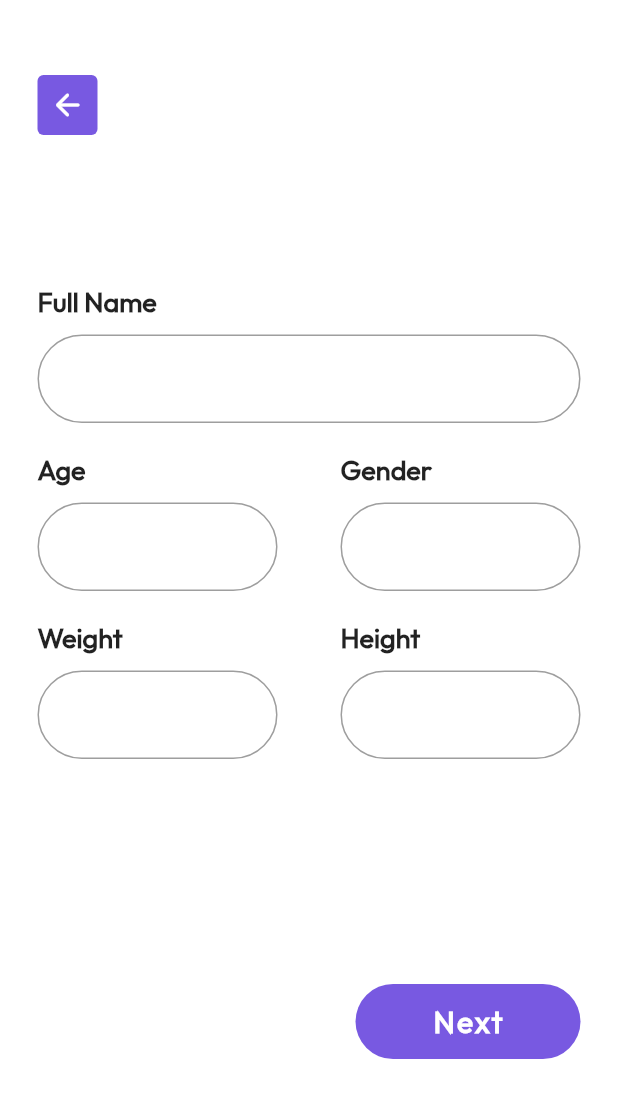
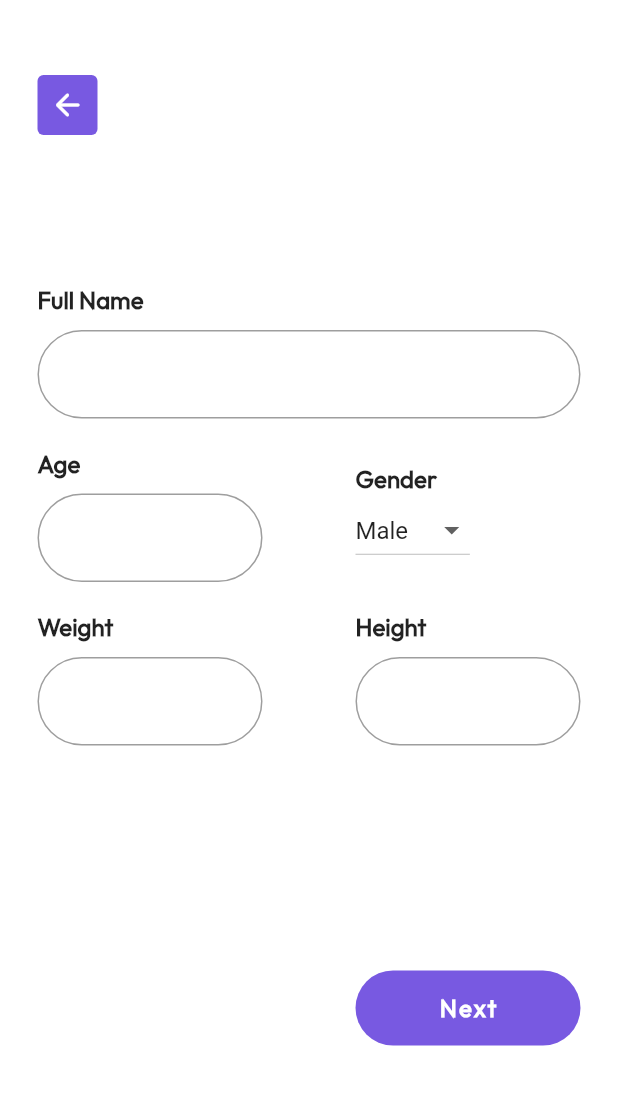
Before and after one commit to bibashmgr/fitt_client, a Flutter app: the screen it shows after launch, swiped to page 3, on a phone screen of 412 x 824 dp. Shown: the top 1098 px of the screen. Run offline on Flutter 3.47's test engine with Material 2 defaults, Android fonts, the phone set to English and light mode, and no system bars.

Commit message:
fix: change font-size

```diff
--- a/lib/components/custom_text_field.dart
+++ b/lib/components/custom_text_field.dart
@@ -3,28 +3,33 @@ import 'package:flutter/material.dart';
 // constants
 import 'package:fitt_client/constants/colors.dart';
 
-class CustomTextField extends StatelessWidget {
+class CustomTextField extends StatefulWidget {
   final String labelName;
 
   const CustomTextField({Key? key, required this.labelName}) : super(key: key);
 
+  @override
+  State<CustomTextField> createState() => _CustomTextFieldState();
+}
+
+class _CustomTextFieldState extends State<CustomTextField> {
   @override
   Widget build(BuildContext context) {
     return Column(
       crossAxisAlignment: CrossAxisAlignment.start,
       children: <Widget>[
         Text(
-          labelName,
+          '${widget.labelName} ',
           style: const TextStyle(
             fontFamily: 'Outfit',
-            fontSize: 18.0,
+            fontSize: 16.0,
             fontWeight: FontWeight.w600,
           ),
         ),
         const SizedBox(
           height: 10,
         ),
-        TextField(
+        TextFormField(
           cursorColor: kDarkColor,
           decoration: InputDecoration(
             border: OutlineInputBorder(
--- a/lib/screens/finish_screen/finish.dart
+++ b/lib/screens/finish_screen/finish.dart
@@ -47,10 +47,10 @@ class Finish extends StatelessWidget {
                   height: 250.0,
                 ),
                 const Text(
-                  'Bibash Thapa Magar, your workout plan is ready',
+                  'Bibash Thapa Magar, your workout plan is ready.',
                   style: TextStyle(
                     fontFamily: 'Outfit',
-                    fontSize: 20.0,
+                    fontSize: 18.0,
                     fontWeight: FontWeight.bold,
                     color: kDarkColor,
                   ),
@@ -82,7 +82,7 @@ class Finish extends StatelessWidget {
                         "Get My Plan",
                         style: TextStyle(
                           fontFamily: 'Outfit',
-                          fontSize: 20.0,
+                          fontSize: 16.0,
                           fontWeight: FontWeight.bold,
                           letterSpacing: 1.5,
                         ),
--- a/lib/screens/starting_screen/components/info.dart
+++ b/lib/screens/starting_screen/components/info.dart
@@ -6,10 +6,19 @@ import 'package:fitt_client/constants/colors.dart';
 // components
 import 'package:fitt_client/components/custom_text_field.dart';
 
-class Info extends StatelessWidget {
+class Info extends StatefulWidget {
   final PageController pageController;
 
   const Info({Key? key, required this.pageController}) : super(key: key);
+
+  @override
+  State<Info> createState() => _InfoState();
+}
+
+class _InfoState extends State<Info> {
+  final formKey = GlobalKey<FormState>();
+
+  String dropdownValue = 'Male';
 
   @override
   Widget build(BuildContext context) {
@@ -34,7 +43,7 @@ class Info extends StatelessWidget {
                     tapTargetSize: MaterialTapTargetSize.shrinkWrap,
                   ),
                   onPressed: () {
-                    pageController.animateToPage(
+                    widget.pageController.animateToPage(
                       1,
                       duration: const Duration(milliseconds: 250),
                       curve: Curves.easeIn,
@@ -48,7 +57,9 @@ class Info extends StatelessWidget {
                 const SizedBox(
                   height: 100,
                 ),
-                Column(
+                Form(
+                  key: formKey,
+                  child: Column(
                     children: <Widget>[
                       const CustomTextField(labelName: 'Full Name'),
                       const SizedBox(
@@ -56,14 +67,44 @@ class Info extends StatelessWidget {
                       ),
                       Row(
                         mainAxisAlignment: MainAxisAlignment.spaceBetween,
-                      children: const <Widget>[
-                        SizedBox(
-                          width: 160,
+                        children: <Widget>[
+                          const SizedBox(
+                            width: 150,
                             child: CustomTextField(labelName: 'Age'),
                           ),
                           SizedBox(
-                          width: 160,
-                          child: CustomTextField(labelName: 'Gender'),
+                            width: 150,
+                            child: Column(
+                              crossAxisAlignment: CrossAxisAlignment.start,
+                              children: <Widget>[
+                                const Text(
+                                  'Gender',
+                                  style: TextStyle(
+                                    fontFamily: 'Outfit',
+                                    fontSize: 16.0,
+                                    fontWeight: FontWeight.w600,
+                                  ),
+                                ),
+                                DropdownButton(
+                                  value: dropdownValue,
+                                  elevation: 1,
+                                  borderRadius: BorderRadius.circular(10.0),
+                                  onChanged: (String? newValue) {
+                                    setState(() {
+                                      dropdownValue = newValue!;
+                                    });
+                                  },
+                                  items: <String>['Male', 'Female']
+                                      .map<DropdownMenuItem<String>>(
+                                          (String value) {
+                                    return DropdownMenuItem<String>(
+                                      value: value,
+                                      child: Text(value),
+                                    );
+                                  }).toList(),
+                                )
+                              ],
+                            ),
                           ),
                         ],
                       ),
@@ -74,11 +115,11 @@ class Info extends StatelessWidget {
                         mainAxisAlignment: MainAxisAlignment.spaceBetween,
                         children: const <Widget>[
                           SizedBox(
-                          width: 160,
+                            width: 150,
                             child: CustomTextField(labelName: 'Weight'),
                           ),
                           SizedBox(
-                          width: 160,
+                            width: 150,
                             child: CustomTextField(labelName: 'Height'),
                           ),
                         ],
@@ -91,7 +132,7 @@ class Info extends StatelessWidget {
                         children: <Widget>[
                           ElevatedButton(
                             onPressed: () {
-                            pageController.animateToPage(3,
+                              widget.pageController.animateToPage(3,
                                   duration: const Duration(milliseconds: 250),
                                   curve: Curves.easeIn);
                             },
@@ -109,7 +150,7 @@ class Info extends StatelessWidget {
                               'Next',
                               style: TextStyle(
                                 fontFamily: 'Outfit',
-                              fontSize: 20.0,
+                                fontSize: 16.0,
                                 fontWeight: FontWeight.bold,
                                 letterSpacing: 1.5,
                               ),
@@ -118,6 +159,7 @@ class Info extends StatelessWidget {
                         ],
                       )
                     ],
+                  ),
                 )
               ],
             )
--- a/lib/screens/starting_screen/components/intro.dart
+++ b/lib/screens/starting_screen/components/intro.dart
@@ -51,7 +51,7 @@ class Intro extends StatelessWidget {
                     'Here are some questions to prepare a personalized plan for you.',
                     style: TextStyle(
                       fontFamily: 'Outfit',
-                      fontSize: 20.0,
+                      fontSize: 18.0,
                       fontWeight: FontWeight.bold,
                       color: kDarkColor,
                     ),
@@ -84,7 +84,7 @@ class Intro extends StatelessWidget {
                       "I'm Ready",
                       style: TextStyle(
                         fontFamily: 'Outfit',
-                        fontSize: 20.0,
+                        fontSize: 16.0,
                         fontWeight: FontWeight.bold,
                         letterSpacing: 1.5,
                       ),
--- a/lib/screens/starting_screen/components/loading.dart
+++ b/lib/screens/starting_screen/components/loading.dart
@@ -26,7 +26,7 @@ class Loading extends StatelessWidget {
                 style: TextStyle(
                   color: kPrimaryColor,
                   fontFamily: 'Outfit',
-                  fontSize: 20.0,
+                  fontSize: 18.0,
                   fontWeight: FontWeight.bold,
                 ),
               ),
@@ -53,7 +53,7 @@ class Loading extends StatelessWidget {
                   'Get Started',
                   style: TextStyle(
                     fontFamily: 'Outfit',
-                    fontSize: 20.0,
+                    fontSize: 16.0,
                     fontWeight: FontWeight.bold,
                     letterSpacing: 1.5,
                   ),
```
Also changed, not shown: lib/components/custom_checkbox.dart (+4 -4 lines), lib/screens/starting_screen/components/goal.dart (+9 -4 lines), lib/screens/starting_screen/components/level.dart (+9 -5 lines). Lines whose indentation alone changed are shown as unchanged.
